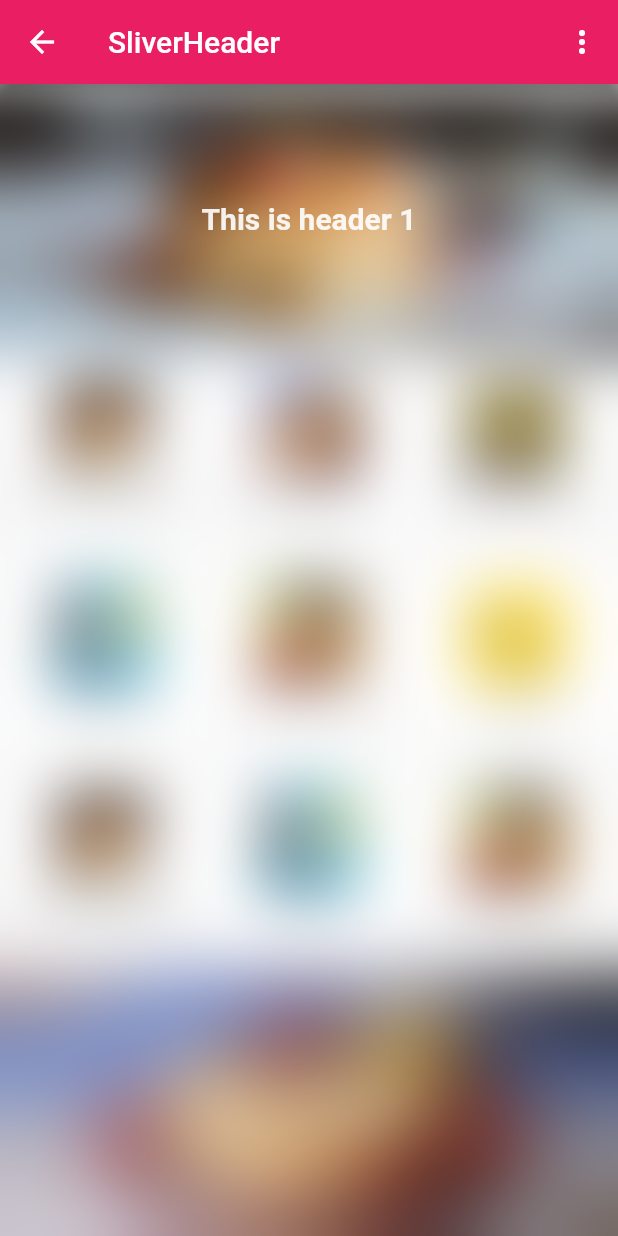
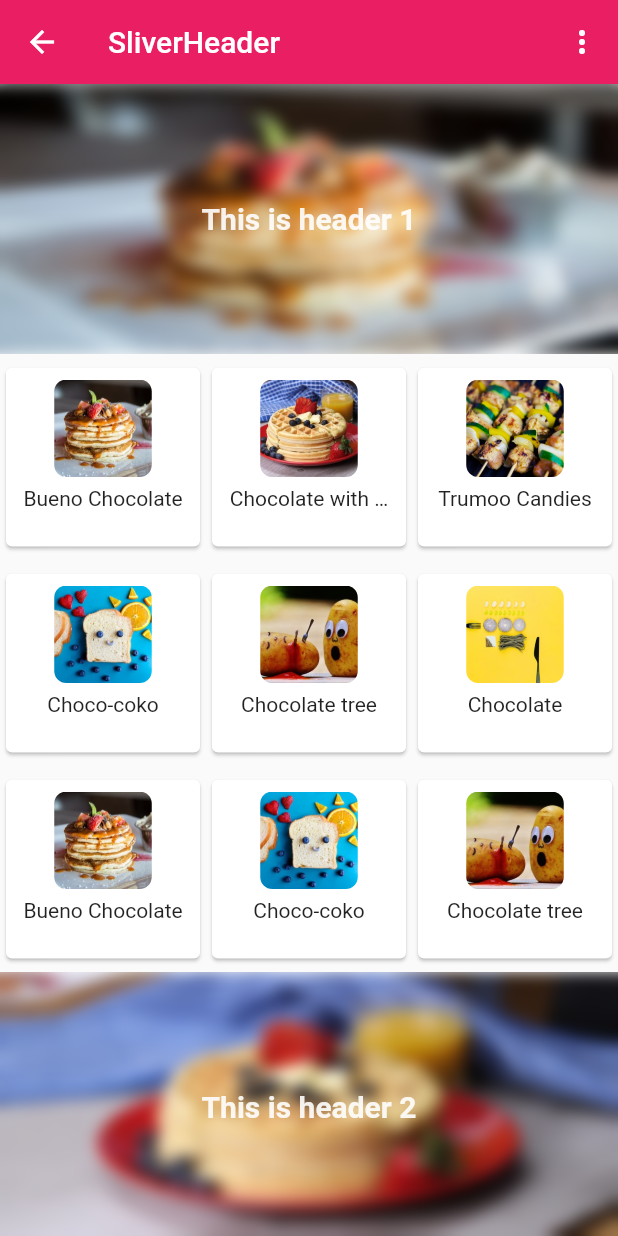
Before and after one commit to yumi0629/FlutterUI, a Flutter app: the SliverHeaderPage screen opened directly, on a phone screen of 412 x 824 dp. Run offline on Flutter 3.47's test engine with Material 2 defaults, Android fonts, the phone set to English and light mode, and no system bars; drawn by our look-alikes of oktoast; our stand-ins replace permission_handler, webview_flutter.

```diff
--- a/lib/sliver/sliver_header.dart
+++ b/lib/sliver/sliver_header.dart
@@ -50,7 +50,7 @@ final List<ProductItem> _products = [
   ),
 ];
 
-final List<ProductItem> _products2 =[]..addAll(_products)..addAll(_products);
+final List<ProductItem> _products2 = []..addAll(_products)..addAll(_products);
 
 class _SliverAppBarDelegate extends SliverPersistentHeaderDelegate {
   _SliverAppBarDelegate({
@@ -198,9 +198,11 @@ class _CollapsingState extends State<SliverHeaderPage> {
                 fit: BoxFit.fill,
               ),
               color: Colors.white),
+          child: ClipRect(
             child: BackdropFilter(
-            filter: ImageFilter.blur(sigmaX: 20.0, sigmaY: 20.0),
+              filter: ImageFilter.blur(sigmaX: 5.0, sigmaY: 5.0),
               child: Container(
+                height: 60.0,
                 child: Center(
                   child: Text(
                     'This is header ${index + 1}',
@@ -213,6 +215,7 @@ class _CollapsingState extends State<SliverHeaderPage> {
                 ),
               ),
             ),
+          )
         ),
       ),
     );
```
Lines whose indentation alone changed are shown as unchanged.
